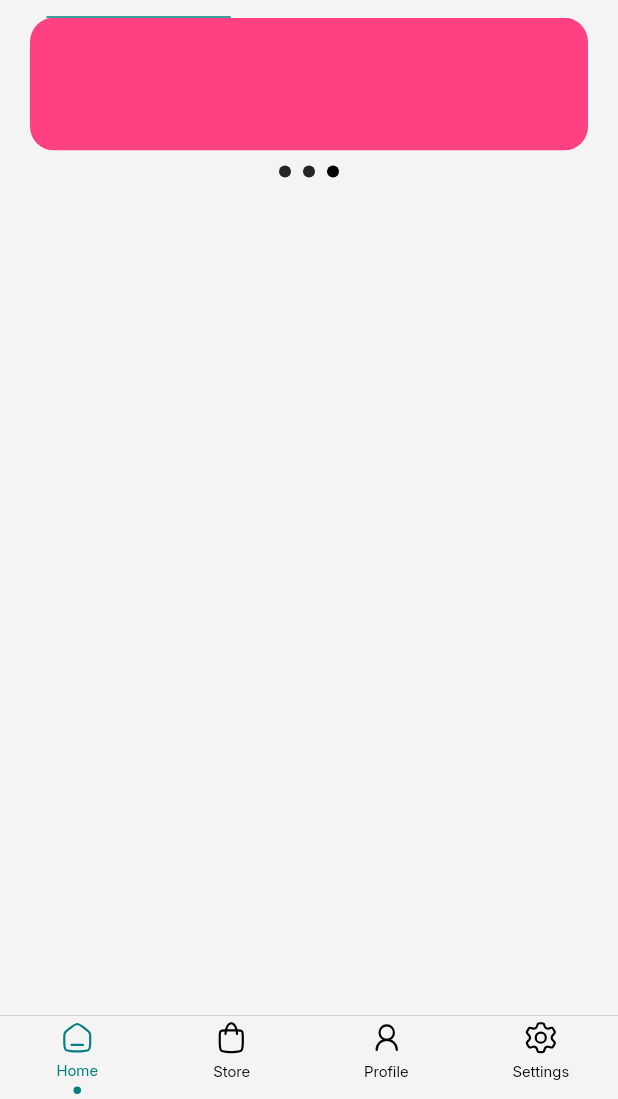
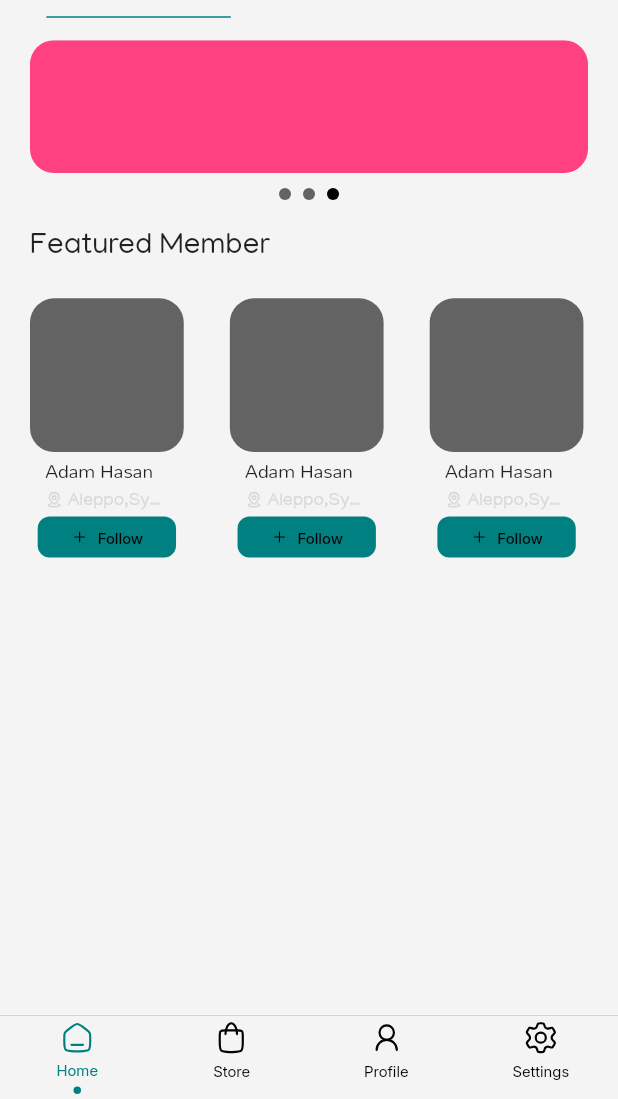
Before and after one commit to hasanShaaban/archilink, a Flutter app: the screen it shows after launch, on a phone screen of 412 x 824 dp, the part 137-1236 px from its top. Run offline on Flutter 3.47's test engine with Material 3 defaults, Android fonts, the phone set to English and light mode, and no system bars; drawn by our look-alikes of persistent_bottom_nav_bar; our stand-ins replace flutter_svg.

Commit message:
featured member section done

```diff
--- a/lib/core/theme/dark_theme.dart
+++ b/lib/core/theme/dark_theme.dart
@@ -8,7 +8,7 @@ ThemeData darkTheme = ThemeData(
   scaffoldBackgroundColor: AppColors.richBlack,
   colorScheme: ColorScheme.dark(
     primary: AppColors.lightTeal,
-    secondary: AppColors.gray,
+    secondary: AppColors.darkGray,
     tertiary: AppColors.lightGrayDarkMode,
     onPrimary: AppColors.whiteForElements,
     surface: AppColors.richBlack,
--- a/lib/core/theme/light_theme.dart
+++ b/lib/core/theme/light_theme.dart
@@ -6,21 +6,20 @@ ThemeData lightTheme = ThemeData(
   brightness: Brightness.light,
   useMaterial3: false,
 
-  scaffoldBackgroundColor:  AppColors.white,
+  scaffoldBackgroundColor: AppColors.white,
   colorScheme: ColorScheme.light(
     primary: AppColors.tael,
-    secondary: AppColors.darkGray,
+    secondary: AppColors.gray,
     tertiary: AppColors.lightGreyLightMode,
     onPrimary: AppColors.richBlack,
     surface: AppColors.lightGreyLightMode,
-    onSurface: AppColors.richBlack
+    onSurface: AppColors.richBlack,
   ),
   appBarTheme: const AppBarTheme(
     backgroundColor: AppColors.white,
     foregroundColor: AppColors.richBlack,
     elevation: 0,
     centerTitle: false,
-
   ),
 
   elevatedButtonTheme: ElevatedButtonThemeData(
@@ -29,10 +28,7 @@ ThemeData lightTheme = ThemeData(
       backgroundColor: AppColors.tael,
       foregroundColor: AppColors.richBlack,
       textStyle: AppTextStyle.interMedium16,
-      shape: RoundedRectangleBorder(
-        borderRadius: BorderRadius.circular(8)
-      )
-
-    )
-  )
+      shape: RoundedRectangleBorder(borderRadius: BorderRadius.circular(8)),
+    ),
+  ),
 );
--- a/lib/core/utils/app_colors.dart
+++ b/lib/core/utils/app_colors.dart
@@ -1,4 +1,4 @@
-import 'package:flutter/cupertino.dart';
+
 import 'package:flutter/material.dart';
 
 abstract class AppColors {
--- /dev/null
+++ b/lib/features/Home/presentation/views/widgets/featured_member_item.dart
@@ -0,0 +1,108 @@
+import 'package:archilink/core/utils/app_text_style.dart';
+import 'package:archilink/core/utils/assets.dart';
+import 'package:archilink/generated/l10n.dart';
+import 'package:flutter/material.dart';
+import 'package:flutter_svg/svg.dart';
+
+class FeaturedMemberItem extends StatelessWidget {
+  const FeaturedMemberItem({
+    super.key,
+    required this.lang,
+    required this.width,
+    required this.height,
+  });
+
+  final S lang;
+  final double width;
+  final double height;
+
+  @override
+  Widget build(BuildContext context) {
+    return Padding(
+      padding: EdgeInsets.only(
+        right: lang.local == 'en' ? width * 30 / 402 : 0,
+        left: lang.local == 'ar' ? width * 30 / 402 : 0,
+      ),
+      child: Column(
+        children: [
+          SizedBox(height: height * 16 / 847),
+          Container(
+            //-----------------image
+            width: width * 100 / 402,
+            height: width * 100 / 402,
+            decoration: BoxDecoration(
+              borderRadius: BorderRadius.circular(16),
+              color: Theme.of(context).colorScheme.secondary,
+            ),
+          ),
+          SizedBox(
+            width: width * 88 / 402,
+            child: Padding(
+              padding: EdgeInsets.symmetric(horizontal: 4),
+              child: Column(
+                crossAxisAlignment: CrossAxisAlignment.start,
+                children: [
+                  Text(
+                    'Adam Hasan', //-----------------name
+                    style: AppTextStyle.mallannaRegular14.copyWith(
+                      overflow: TextOverflow.ellipsis,
+                      height: 1.8
+                    ),
+                  ),
+                  Row(
+                    children: [
+                      SvgPicture.asset(
+                        Assets.assetsIconsLocation,
+                        width: 12,
+                        color: Theme.of(context).colorScheme.tertiary,
+                      ),
+                      SizedBox(width: 3),
+                      SizedBox(
+                        width: width * 64 / 402,
+                        child: Text(
+                          'Aleppo,Syria', //-----------------location
+                          style: AppTextStyle.mallannaRegular12.copyWith(
+                            color: Theme.of(context).colorScheme.tertiary,
+                            overflow: TextOverflow.ellipsis,
+                            height: 1.2,
+                          ),
+                          overflow: TextOverflow.ellipsis,
+                        ),
+                      ),
+                    ],
+                  ),
+                ],
+              ),
+            ),
+          ),
+          SizedBox(height: 4),
+          SizedBox(
+            height: height * 28 / 847,
+            width: width * 90 / 402,
+            child: TextButton(
+              onPressed: () {
+                //-----------------follow
+              },
+              style: TextButton.styleFrom(
+                backgroundColor: Theme.of(context).colorScheme.primary,
+                shape: RoundedRectangleBorder(borderRadius: BorderRadius.circular(8)),
+              ),
+              child: Row(
+                mainAxisAlignment: MainAxisAlignment.center,
+                children: [
+                  SvgPicture.asset(
+                    width: 12,
+                    Assets.assetsIconsAdd,
+                    color: Theme.of(context).colorScheme.onSurface,
+                  ),
+                  SizedBox(width: 6),
+                  Text(lang.follow, style: AppTextStyle.interMedium10.copyWith(color: Theme.of(context).colorScheme.onSurface)),
+                ],
+              ),
+            ),
+          ),
+        ],
+      ),
+    );
+  }
+}
--- /dev/null
+++ b/lib/features/Home/presentation/views/widgets/featured_member_section.dart
@@ -0,0 +1,43 @@
+import 'package:archilink/core/utils/app_text_style.dart';
+import 'package:archilink/features/Home/presentation/views/widgets/featured_member_item.dart';
+import 'package:archilink/generated/l10n.dart';
+import 'package:flutter/material.dart';
+
+class FeaturedMemberSection extends StatelessWidget {
+  const FeaturedMemberSection({super.key});
+
+  @override
+  Widget build(BuildContext context) {
+    var lang = S.of(context);
+    double height = MediaQuery.of(context).size.height;
+    double width = MediaQuery.of(context).size.width;
+    return Padding(
+      padding: EdgeInsets.only(
+        left: lang.local == 'en' ? 20 : 0,
+        right: lang.local == 'ar' ? 20 : 0,
+      ),
+      child: Column(
+        crossAxisAlignment: CrossAxisAlignment.start,
+        children: [
+          Text(lang.featuredMember, style: AppTextStyle.manjariRegular20),
+          const SizedBox(height: 8),
+          SizedBox(
+            height: height * 210 / 847,
+            child: ListView.builder(
+              physics: BouncingScrollPhysics(),
+              itemCount: 10,
+              scrollDirection: Axis.horizontal,
+              itemBuilder: (context, index) {
+                return FeaturedMemberItem(
+                  lang: lang,
+                  width: width,
+                  height: height,
+                );
+              },
+            ),
+          ),
+        ],
+      ),
+    );
+  }
+}
--- a/lib/features/Home/presentation/views/widgets/for_you_page.dart
+++ b/lib/features/Home/presentation/views/widgets/for_you_page.dart
@@ -1,5 +1,6 @@
 
 import 'package:archilink/features/Home/presentation/views/widgets/ads_section.dart';
+import 'package:archilink/features/Home/presentation/views/widgets/featured_member_section.dart';
 import 'package:flutter/material.dart';
 
 class ForYouPage extends StatelessWidget {
@@ -8,11 +9,13 @@ class ForYouPage extends StatelessWidget {
   @override
   Widget build(BuildContext context) {
     return ListView(
+      padding: EdgeInsets.zero,
       physics: NeverScrollableScrollPhysics(),
       children: [
+        const SizedBox(height: 15),
         AdsSection(),
         const SizedBox(height: 20),
-
+        const FeaturedMemberSection(),
       ],
     );
   }
```
Also changed, not shown: lib/features/main/presentation/views/main_page.dart (+9 -4 lines).
